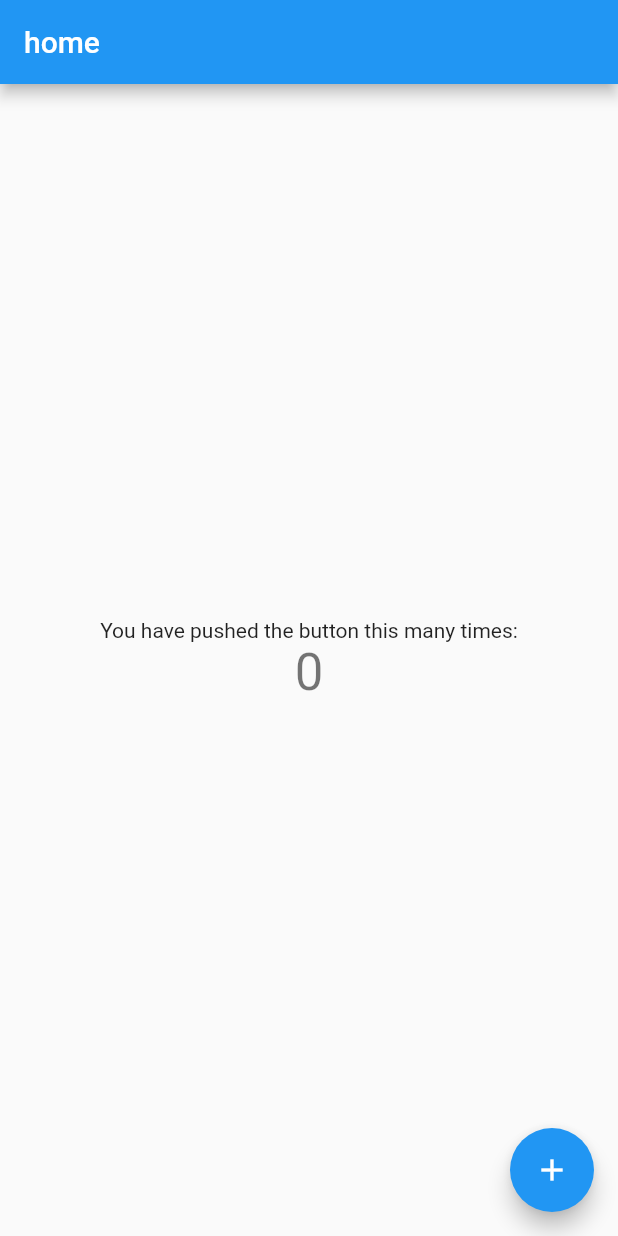
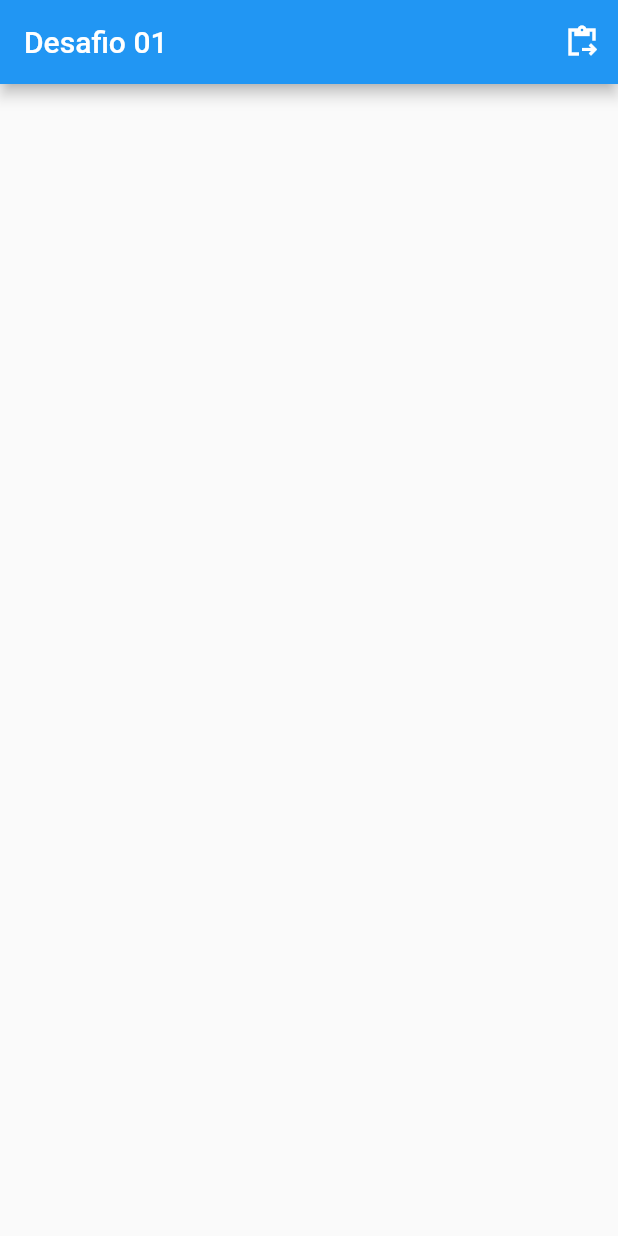
Before and after one commit to CharlestonRibeiro/Screens_with_containers, a Flutter app: the screen it shows after launch, on a phone screen of 412 x 824 dp. Run offline on Flutter 3.47's test engine with Material 2 defaults, Android fonts, the phone set to English and light mode, and no system bars.

Commit message:
add pages

```diff
--- a/lib/app.dart
+++ b/lib/app.dart
@@ -1,5 +1,6 @@
 import 'package:flutter/material.dart';
-import 'package:screens_container/pages/home_page.dart';
+import 'package:screens_container/pages/page_1.dart';
+import 'package:screens_container/pages/page_2.dart';
 
 class App extends StatelessWidget {
   const App({super.key});
@@ -7,11 +8,16 @@ class App extends StatelessWidget {
   @override
   Widget build(BuildContext context) {
     return MaterialApp(
-      title: 'Flutter Demo',
+      debugShowCheckedModeBanner: false,
+      title: 'Desafio Flutter',
       theme: ThemeData(
         primarySwatch: Colors.blue,
       ),
-      home: const HomePage(),
+      initialRoute: Page1.page1,
+      routes: {
+        Page1.page1: (context) => const Page1(),
+        Page2.page2: (context) => const Page2(),
+      },
     );
   }
 }
--- a/lib/pages/home_page.dart
+++ /dev/null
@@ -1,47 +0,0 @@
-import 'package:flutter/material.dart';
-
-class HomePage extends StatefulWidget {
-  const HomePage({super.key});
-
-
-  @override
-  State<HomePage> createState() => _HomePageState();
-}
-
-class _HomePageState extends State<HomePage> {
-  int _counter = 0;
-
-  void _incrementCounter() {
-    setState(() {
-      _counter++;
-    });
-  }
-
-  @override
-  Widget build(BuildContext context) {
-    return Scaffold(
-      appBar: AppBar(
-        title: const Text('home'),
-      ),
-      body: Center(
-        child: Column(
-          mainAxisAlignment: MainAxisAlignment.center,
-          children: <Widget>[
-            const Text(
-              'You have pushed the button this many times:',
-            ),
-            Text(
-              '$_counter',
-              style: Theme.of(context).textTheme.headlineMedium,
-            ),
-          ],
-        ),
-      ),
-      floatingActionButton: FloatingActionButton(
-        onPressed: _incrementCounter,
-        tooltip: 'Increment',
-        child: const Icon(Icons.add),
-      ), // This trailing comma makes auto-formatting nicer for build methods.
-    );
-  }
-}
--- /dev/null
+++ b/lib/pages/page_1.dart
@@ -0,0 +1,34 @@
+import 'package:flutter/material.dart';
+import 'package:screens_container/pages/page_2.dart';
+
+class Page1 extends StatelessWidget {
+  const Page1({super.key});
+
+  static const page1 = '/page1';
+
+  @override
+  Widget build(BuildContext context) {
+    return Scaffold(
+      appBar: AppBar(
+        title: const Text('Desafio 01'),
+        actions: <Widget>[
+          IconButton(
+            icon: const Icon(
+              Icons.content_paste_go_sharp,
+              color: Colors.white,
+            ),
+            onPressed: () {
+              Navigator.of(context).pushNamed(Page2.page2);
+            },
+          )
+        ],
+      ),
+      body: Center(
+        child: Column(
+          mainAxisAlignment: MainAxisAlignment.center,
+          children: const [],
+        ),
+      ),
+    );
+  }
+}
```
Also changed, not shown: lib/pages/page_2.dart (added, +22 -0 lines), 1 other file.
